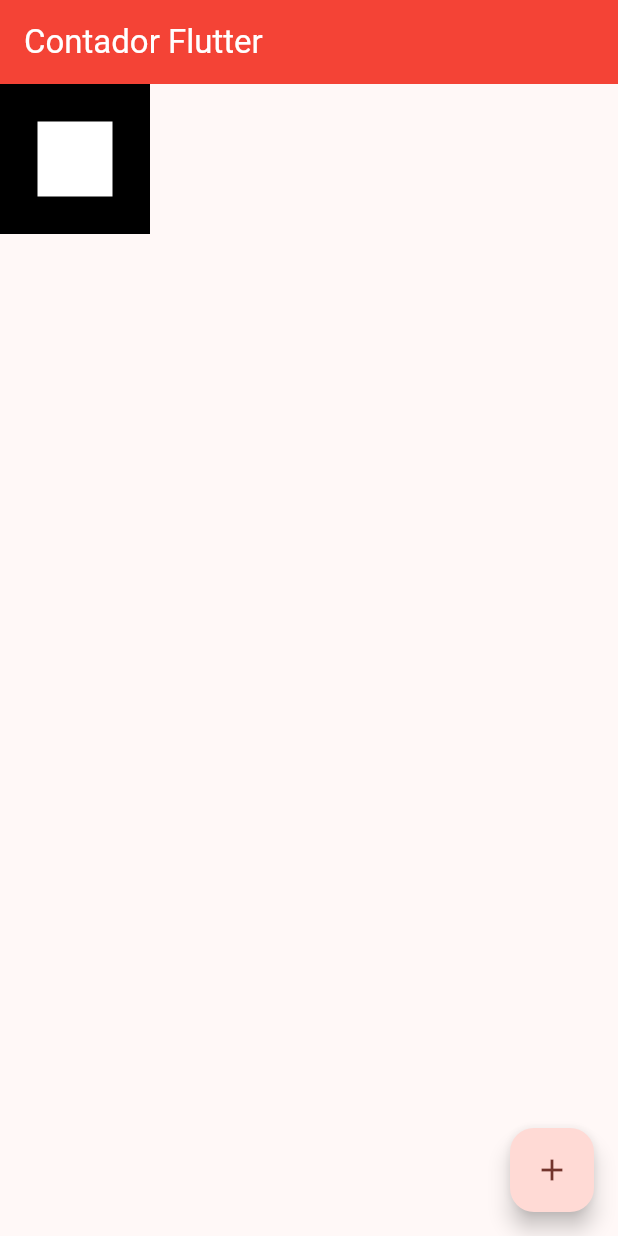
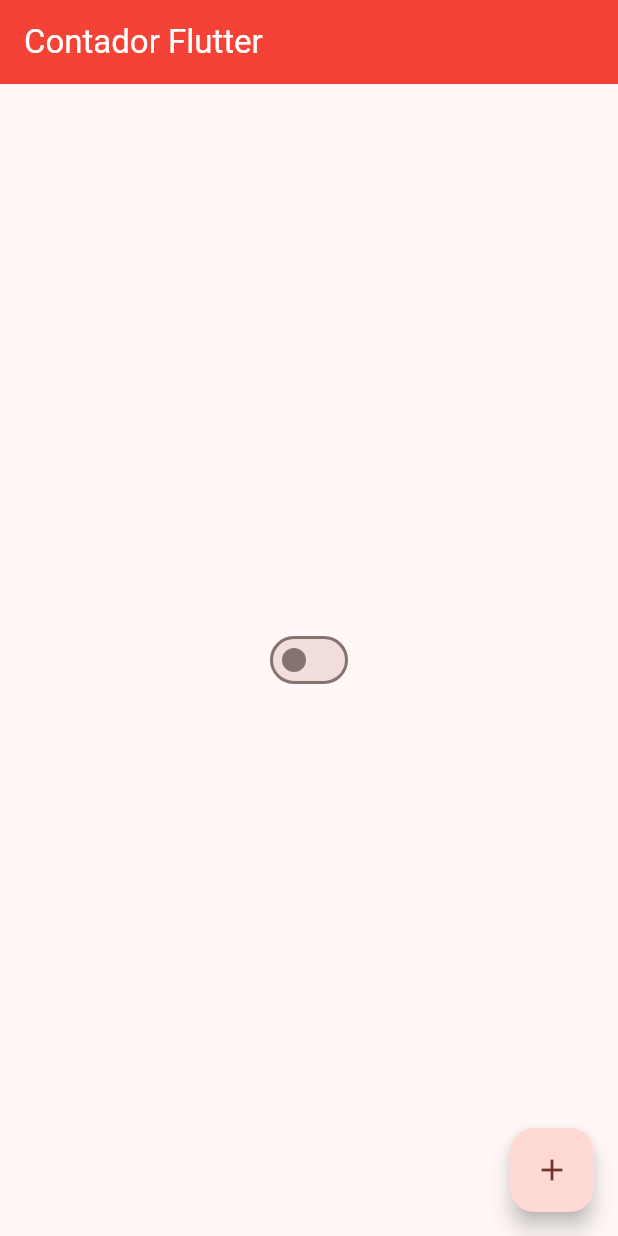
Before and after one commit to Augustbr01/aprendendoflutter, a Flutter app: the screen it shows after launch, on a phone screen of 412 x 824 dp. Run offline on Flutter 3.47's test engine with Material 3 defaults, Android fonts, the phone set to English and light mode, and no system bars.

Commit message:
feat: Add theme toggle switch to HomePage and clean up layout

```diff
--- a/lib/home_page.dart
+++ b/lib/home_page.dart
@@ -11,23 +11,20 @@
 
 class HomePageState extends State<HomePage> {
   int counter = 0;
+  bool isDartTheme = false;
 
   @override
   Widget build(BuildContext context) {
     return Scaffold(
-      appBar: AppBar(
-        title: Text("Contador Flutter"),
-      ),
-      body: Container(
-        height: 100,
-        width: 100,
-        color: Colors.black,
-        child: Center(
-          child: Container(
-            height: 50,
-            width: 50,
-            color: Colors.white,
-          ),
+      appBar: AppBar(title: Text("Contador Flutter")),
+      body: Center(
+        child: Switch(
+          value: isDartTheme,
+          onChanged: (value) {
+            setState(() {
+              isDartTheme = value;
+            });
+          },
         ),
       ),
       floatingActionButton: FloatingActionButton(
@@ -35,8 +32,9 @@
         onPressed: () {
           setState(() {
             counter++;
-        });
-      }),
+          });
+        },
+      ),
     );
   }
 }
```
